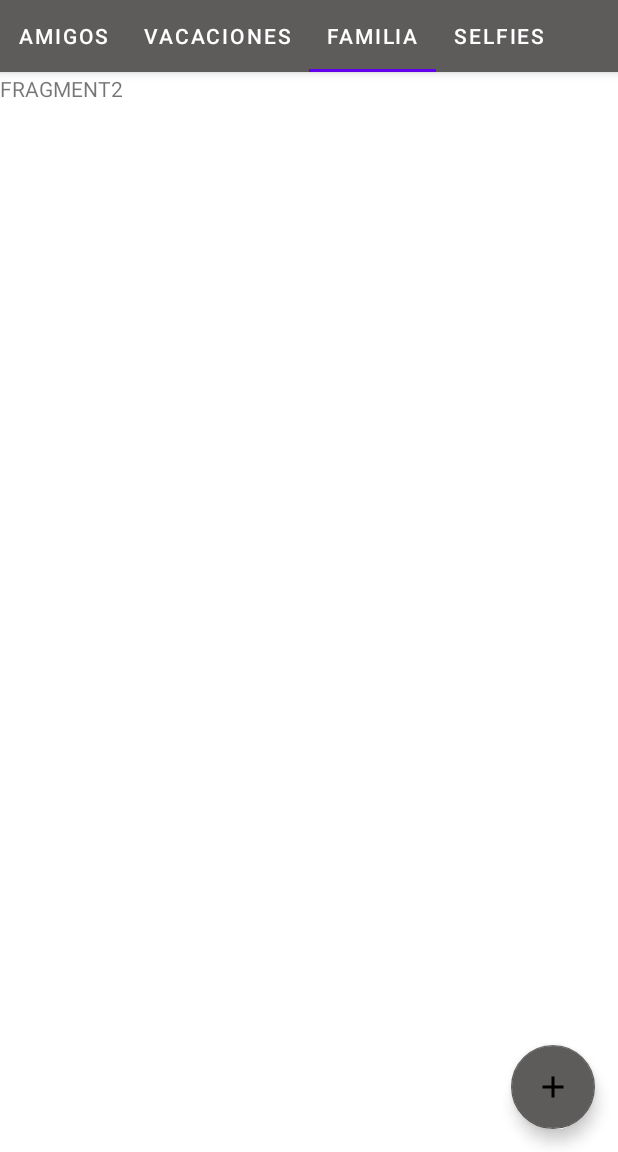
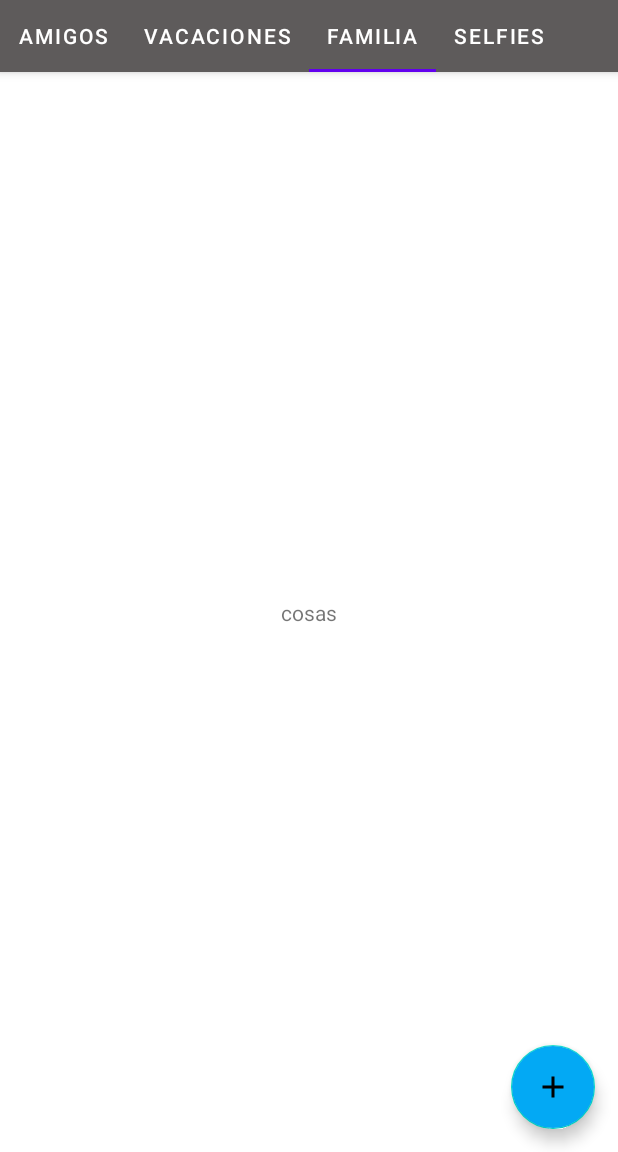
Before and after one commit to joseolivagarcia/PhotoGalleryPro, an Android app: the fragment Fragment1 placed in its activity, tab 3 chosen, on a phone screen of 412 x 824 dp, the part 84-1236 px from its top. Run offline under Robolectric (Android 15) with nearby library versions, the phone set to English and light mode, and no system bars; our stand-ins replace Room's generated code.

Commit message:
Añadida funcionalidad para guardar imagenes en la bbdd, pruebas con textos

```diff
--- /dev/null
+++ b/app/src/main/java/joseoliva/com/photogallerypro/adapter/PagViewHolder.kt
@@ -0,0 +1,17 @@
+package joseoliva.com.photogallerypro.adapter
+
+import android.view.View
+import android.widget.TextView
+import androidx.recyclerview.widget.RecyclerView
+import joseoliva.com.photogallerypro.R
+import joseoliva.com.photogallerypro.bbdd.Imagenes
+
+class PagViewHolder(view: View): RecyclerView.ViewHolder(view) {
+
+    val textoPrueba = view.findViewById<TextView>(R.id.tvtextopruebas)
+
+    fun render(paginaImagen: Imagenes){
+        textoPrueba.setText(paginaImagen.uri)
+    }
+
+}
--- /dev/null
+++ b/app/src/main/java/joseoliva/com/photogallerypro/adapter/ViewPagerAdapter.kt
@@ -0,0 +1,26 @@
+package joseoliva.com.photogallerypro.adapter
+
+import android.view.LayoutInflater
+import android.view.ViewGroup
+import androidx.recyclerview.widget.RecyclerView
+import joseoliva.com.photogallerypro.R
+import joseoliva.com.photogallerypro.bbdd.Imagenes
+
+class ViewPagerAdapter(val lista: List<Imagenes>): RecyclerView.Adapter<PagViewHolder>() {
+
+    override fun onCreateViewHolder(parent: ViewGroup, viewType: Int): PagViewHolder {
+        val layoutInflater = LayoutInflater.from(parent.context)
+        return PagViewHolder(layoutInflater.inflate(R.layout.item_imagen,parent,false))
+    }
+
+    override fun onBindViewHolder(holder: PagViewHolder, position: Int) {
+
+        val item = lista[position]
+        holder.render(item)
+
+    }
+
+    override fun getItemCount(): Int {
+        return lista.size
+    }
+}
--- /dev/null
+++ b/app/src/main/java/joseoliva/com/photogallerypro/bbdd/Imagenes.kt
@@ -0,0 +1,13 @@
+package joseoliva.com.photogallerypro.bbdd
+
+import androidx.room.ColumnInfo
+import androidx.room.Entity
+import androidx.room.PrimaryKey
+
+@Entity(tableName = "imagenes_table")
+data class Imagenes(
+    @PrimaryKey(autoGenerate = true)
+    val id: Int,
+    @ColumnInfo(name = "uri")
+    val uri: String
+)
--- a/app/src/main/java/joseoliva/com/photogallerypro/bbdd/TabsDao.kt
+++ b/app/src/main/java/joseoliva/com/photogallerypro/bbdd/TabsDao.kt
@@ -10,6 +10,7 @@ import com.google.android.material.tabs.TabLayout
 @Dao
 interface TabsDao {
 
+    //para la tabla Tabs
     @Query("Select * From tabs_table")
     fun getAllTabs(): LiveData<Tabs>
 
@@ -18,4 +19,14 @@ interface TabsDao {
 
     @Query("Delete From tabs_table")
     suspend fun deleteTabs()
+
+    //para la tabla Imagenes
+    @Query("Select * From imagenes_table")
+    fun getAllImagenes(): LiveData<List<Imagenes>>
+
+    @Insert
+    suspend fun insertImagen(imagen: Imagenes)
+
+    @Query("Delete From imagenes_table")
+    suspend fun deleteImagenes()
 }
--- a/app/src/main/java/joseoliva/com/photogallerypro/bbdd/TabsDataBase.kt
+++ b/app/src/main/java/joseoliva/com/photogallerypro/bbdd/TabsDataBase.kt
@@ -6,7 +6,7 @@ import androidx.room.Room
 import androidx.room.RoomDatabase
 
 @Database(
-    entities = arrayOf(Tabs::class),
+    entities = arrayOf(Tabs::class, Imagenes::class),
     version = 2)
 
 abstract class TabsDataBase: RoomDatabase() {
--- a/app/src/main/java/joseoliva/com/photogallerypro/fragments/Fragment0.kt
+++ b/app/src/main/java/joseoliva/com/photogallerypro/fragments/Fragment0.kt
@@ -1,18 +1,20 @@
 package joseoliva.com.photogallerypro.fragments
 
 import android.app.Application
-import android.content.Context
 import android.os.Bundle
 import android.view.LayoutInflater
 import android.view.View
 import android.view.ViewGroup
-import android.widget.Button
 import android.widget.Toast
-import androidx.appcompat.app.AppCompatActivity
 import androidx.fragment.app.Fragment
+import androidx.lifecycle.LiveData
 import androidx.lifecycle.ViewModelProvider
-import androidx.viewpager.widget.ViewPager
+import androidx.viewpager2.widget.ViewPager2
+import com.google.android.material.floatingactionbutton.FloatingActionButton
+import joseoliva.com.photogallerypro.MainActivity
 import joseoliva.com.photogallerypro.R
+import joseoliva.com.photogallerypro.adapter.ViewPagerAdapter
+import joseoliva.com.photogallerypro.bbdd.Imagenes
 import joseoliva.com.photogallerypro.bbdd.Tabs
 import joseoliva.com.photogallerypro.viewmodel.tabsViewModel
 
@@ -21,8 +23,9 @@ class Fragment0 : Fragment() {
 
     var mView: View? = null
     lateinit var viewModel: tabsViewModel
-    var tabsLista: Tabs? = null
 
+    lateinit var listaImagenes: LiveData<List<Imagenes>>
+    lateinit var fab: FloatingActionButton
 
     override fun onCreateView(
         inflater: LayoutInflater, container: ViewGroup?,
@@ -31,16 +34,36 @@ class Fragment0 : Fragment() {
         // Inflate the layout for this fragment
         mView = inflater!!.inflate(R.layout.fragment_0, container, false)
 
+        fab = mView!!.findViewById(R.id.fab)
         //inicio el viewmodel
         viewModel = ViewModelProvider(
             this,
             ViewModelProvider.AndroidViewModelFactory.getInstance(activity?.applicationContext as Application)
         ).get(tabsViewModel::class.java)
 
+        //añado manualmente para la prueba
+        viewModel.deleteImagenes()
+        listaImagenes = viewModel.imagen
+
         //hago lo que tenga que hacer a continuacion
+        //observo la lista de imagenes para añadirlas cuando sea necesario
+        viewModel.imagen.observe(viewLifecycleOwner) {
+            initRecyclerView(it)
+        }
 
+        fab.setOnClickListener {
+            viewModel.addImagen(Imagenes(0,"jose"))
+            Toast.makeText(context,"Pulsado",Toast.LENGTH_SHORT).show()
+        }
 
         return mView
     }
 
+    private fun initRecyclerView(lista: List<Imagenes>) {
+        val viewpager = mView?.findViewById<ViewPager2>(R.id.viewPager)
+        if (viewpager != null) {
+            viewpager.adapter = ViewPagerAdapter(lista)
+        }
+    }
+
 }
--- a/app/src/main/java/joseoliva/com/photogallerypro/fragments/Fragment1.kt
+++ b/app/src/main/java/joseoliva/com/photogallerypro/fragments/Fragment1.kt
@@ -1,23 +1,70 @@
 package joseoliva.com.photogallerypro.fragments
 
+import android.app.Application
 import android.os.Bundle
 import androidx.fragment.app.Fragment
 import android.view.LayoutInflater
 import android.view.View
 import android.view.ViewGroup
+import android.widget.Toast
+import androidx.lifecycle.LiveData
+import androidx.lifecycle.ViewModelProvider
+import androidx.viewpager2.widget.ViewPager2
+import com.google.android.material.floatingactionbutton.FloatingActionButton
 import joseoliva.com.photogallerypro.R
+import joseoliva.com.photogallerypro.adapter.ViewPagerAdapter
+import joseoliva.com.photogallerypro.bbdd.Imagenes
+import joseoliva.com.photogallerypro.viewmodel.tabsViewModel
 
 
 class Fragment1 : Fragment() {
 
+    var mView: View? = null
+    lateinit var viewModel: tabsViewModel
+
+    lateinit var listaImagenes: LiveData<List<Imagenes>>
+    lateinit var fab: FloatingActionButton
 
     override fun onCreateView(
         inflater: LayoutInflater, container: ViewGroup?,
         savedInstanceState: Bundle?
     ): View? {
         // Inflate the layout for this fragment
-        return inflater.inflate(R.layout.fragment_1, container, false)
+        mView = inflater!!.inflate(R.layout.fragment_0, container, false)
+
+        fab = mView!!.findViewById(R.id.fab)
+        //inicio el viewmodel
+        viewModel = ViewModelProvider(
+            this,
+            ViewModelProvider.AndroidViewModelFactory.getInstance(activity?.applicationContext as Application)
+        ).get(tabsViewModel::class.java)
+
+        //añado manualmente para la prueba
+        viewModel.deleteImagenes()
+        viewModel.addImagen(Imagenes(0,"perros"))
+        viewModel.addImagen(Imagenes(0,"gatos"))
+        viewModel.addImagen(Imagenes(0,"pajaros"))
+        viewModel.addImagen(Imagenes(0,"jirafas"))
+        listaImagenes = viewModel.imagen
+
+        //hago lo que tenga que hacer a continuacion
+        //observo la lista de imagenes para añadirlas cuando sea necesario
+        viewModel.imagen.observe(viewLifecycleOwner) {
+            initRecyclerView(it)
+        }
+
+        fab.setOnClickListener {
+            Toast.makeText(context,"Pulsado", Toast.LENGTH_SHORT).show()
+        }
+
+        return mView
     }
 
+    private fun initRecyclerView(lista: List<Imagenes>) {
+        val viewpager = mView?.findViewById<ViewPager2>(R.id.viewPager)
+        if (viewpager != null) {
+            viewpager.adapter = ViewPagerAdapter(lista)
+        }
+    }
 
 }
--- a/app/src/main/java/joseoliva/com/photogallerypro/fragments/Fragment2.kt
+++ b/app/src/main/java/joseoliva/com/photogallerypro/fragments/Fragment2.kt
@@ -1,22 +1,69 @@
 package joseoliva.com.photogallerypro.fragments
 
+import android.app.Application
 import android.os.Bundle
 import androidx.fragment.app.Fragment
 import android.view.LayoutInflater
 import android.view.View
 import android.view.ViewGroup
+import android.widget.Toast
+import androidx.lifecycle.LiveData
+import androidx.lifecycle.ViewModelProvider
+import androidx.viewpager2.widget.ViewPager2
+import com.google.android.material.floatingactionbutton.FloatingActionButton
 import joseoliva.com.photogallerypro.R
+import joseoliva.com.photogallerypro.adapter.ViewPagerAdapter
+import joseoliva.com.photogallerypro.bbdd.Imagenes
+import joseoliva.com.photogallerypro.viewmodel.tabsViewModel
 
 
 class Fragment2 : Fragment() {
+
+    var mView: View? = null
+    lateinit var viewModel: tabsViewModel
+
+    lateinit var listaImagenes: LiveData<List<Imagenes>>
+    lateinit var fab: FloatingActionButton
 
     override fun onCreateView(
         inflater: LayoutInflater, container: ViewGroup?,
         savedInstanceState: Bundle?
     ): View? {
         // Inflate the layout for this fragment
-        return inflater.inflate(R.layout.fragment_2, container, false)
+        mView = inflater!!.inflate(R.layout.fragment_0, container, false)
+
+        fab = mView!!.findViewById(R.id.fab)
+        //inicio el viewmodel
+        viewModel = ViewModelProvider(
+            this,
+            ViewModelProvider.AndroidViewModelFactory.getInstance(activity?.applicationContext as Application)
+        ).get(tabsViewModel::class.java)
+
+        //añado manualmente para la prueba
+        viewModel.deleteImagenes()
+        viewModel.addImagen(Imagenes(0,"cosas"))
+        viewModel.addImagen(Imagenes(0,"fotos"))
+        viewModel.addImagen(Imagenes(0,"bolis"))
+        viewModel.addImagen(Imagenes(0,"papel"))
+        listaImagenes = viewModel.imagen
+
+        //hago lo que tenga que hacer a continuacion
+        //observo la lista de imagenes para añadirlas cuando sea necesario
+        viewModel.imagen.observe(viewLifecycleOwner) {
+            initRecyclerView(it)
+        }
+
+        fab.setOnClickListener {
+            Toast.makeText(context,"Pulsado", Toast.LENGTH_SHORT).show()
+        }
+
+        return mView
     }
 
-
+    private fun initRecyclerView(lista: List<Imagenes>) {
+        val viewpager = mView?.findViewById<ViewPager2>(R.id.viewPager)
+        if (viewpager != null) {
+            viewpager.adapter = ViewPagerAdapter(lista)
+        }
+    }
 }
--- a/app/src/main/java/joseoliva/com/photogallerypro/repository/TabsRepository.kt
+++ b/app/src/main/java/joseoliva/com/photogallerypro/repository/TabsRepository.kt
@@ -1,12 +1,15 @@
 package joseoliva.com.photogallerypro.repository
 
+import android.media.Image
 import androidx.lifecycle.LiveData
+import joseoliva.com.photogallerypro.bbdd.Imagenes
 import joseoliva.com.photogallerypro.bbdd.Tabs
 import joseoliva.com.photogallerypro.bbdd.TabsDao
 
 class TabsRepository(private val tabsDao: TabsDao) {
 
     val tabs: LiveData<Tabs> = tabsDao.getAllTabs()
+    val imagenes: LiveData<List<Imagenes>> = tabsDao.getAllImagenes()
 
     suspend fun insertTabs(tab: Tabs){
         tabsDao.insertTabs(tab)
@@ -15,4 +18,12 @@ class TabsRepository(private val tabsDao: TabsDao) {
     suspend fun deleteTabs(){
         tabsDao.deleteTabs()
     }
+
+    suspend fun insertImagenes(imagen: Imagenes){
+        tabsDao.insertImagen(imagen)
+    }
+
+    suspend fun deleteImagenes(){
+        tabsDao.deleteImagenes()
+    }
 }
--- a/app/src/main/java/joseoliva/com/photogallerypro/viewmodel/tabsViewModel.kt
+++ b/app/src/main/java/joseoliva/com/photogallerypro/viewmodel/tabsViewModel.kt
@@ -4,6 +4,7 @@ import android.app.Application
 import androidx.lifecycle.AndroidViewModel
 import androidx.lifecycle.LiveData
 import androidx.lifecycle.viewModelScope
+import joseoliva.com.photogallerypro.bbdd.Imagenes
 import joseoliva.com.photogallerypro.bbdd.Tabs
 import joseoliva.com.photogallerypro.bbdd.TabsDataBase
 import joseoliva.com.photogallerypro.repository.TabsRepository
@@ -14,11 +15,13 @@ class tabsViewModel(application: Application): AndroidViewModel(application) {
 
     val repository: TabsRepository
     var tab: LiveData<Tabs>
+    var imagen: LiveData<List<Imagenes>>
 
     init {
         val dao = TabsDataBase.getDataBase(application).getTabsDao()
         repository = TabsRepository(dao)
         tab = repository.tabs
+        imagen = repository.imagenes
     }
 
     fun addTabs(tab: Tabs) = viewModelScope.launch(Dispatchers.IO){
@@ -28,4 +31,12 @@ class tabsViewModel(application: Application): AndroidViewModel(application) {
     fun deleteTabs() = viewModelScope.launch(Dispatchers.IO) {
         repository.deleteTabs()
     }
+
+    fun addImagen(imagen: Imagenes) = viewModelScope.launch(Dispatchers.IO) {
+        repository.insertImagenes(imagen)
+    }
+
+    fun deleteImagenes() = viewModelScope.launch(Dispatchers.IO) {
+        repository.deleteImagenes()
+    }
 }
--- a/app/src/main/res/layout/activity_main.xml
+++ b/app/src/main/res/layout/activity_main.xml
@@ -37,16 +37,6 @@
         android:layout_width="match_parent"
         android:layout_height="match_parent"
         android:layout_marginTop="105dp">
-
     </FrameLayout>
-    <com.google.android.material.floatingactionbutton.FloatingActionButton
-        android:id="@+id/fab"
-        android:layout_width="wrap_content"
-        android:layout_height="wrap_content"
-        android:layout_alignBottom="@id/container"
-        android:layout_alignEnd="@id/container"
-        android:layout_margin="15dp"
-        android:src="@drawable/ic_add"
-        app:backgroundTint="@color/grey"/>
 
 </RelativeLayout>
--- a/app/src/main/res/layout/fragment_0.xml
+++ b/app/src/main/res/layout/fragment_0.xml
@@ -1,14 +1,23 @@
 <?xml version="1.0" encoding="utf-8"?>
 <FrameLayout xmlns:android="http://schemas.android.com/apk/res/android"
     xmlns:tools="http://schemas.android.com/tools"
+    android:id="@+id/layout"
     android:layout_width="match_parent"
     android:layout_height="match_parent"
     tools:context=".fragments.Fragment0">
 
-    <!-- TODO: Update blank fragment layout -->
-    <TextView
+    <androidx.viewpager2.widget.ViewPager2
+        android:id="@+id/viewPager"
         android:layout_width="match_parent"
-        android:layout_height="match_parent"
-        android:text="FRAGMENT0" />
+        android:layout_height="match_parent">
+    </androidx.viewpager2.widget.ViewPager2>
+    <com.google.android.material.floatingactionbutton.FloatingActionButton
+        android:id="@+id/fab"
+        android:layout_width="wrap_content"
+        android:layout_height="wrap_content"
+        android:layout_margin="15dp"
+        android:src="@drawable/ic_add"
+        android:backgroundTint="@color/blue"
+        android:layout_gravity="bottom|right"/>
 
 </FrameLayout>
--- /dev/null
+++ b/app/src/main/res/layout/item_imagen.xml
@@ -0,0 +1,13 @@
+<?xml version="1.0" encoding="utf-8"?>
+<androidx.constraintlayout.widget.ConstraintLayout xmlns:android="http://schemas.android.com/apk/res/android"
+    android:layout_width="match_parent"
+    android:layout_height="match_parent">
+
+    <TextView
+        android:id="@+id/tvtextopruebas"
+        android:layout_width="match_parent"
+        android:layout_height="match_parent"
+        android:hint="Texto Ejemplo"
+        android:gravity="center_vertical|center_horizontal"/>
+
+</androidx.constraintlayout.widget.ConstraintLayout>
```
Also changed, not shown: app/src/main/java/joseoliva/com/photogallerypro/MainActivity.kt (+1 -8 lines), app/src/main/java/joseoliva/com/photogallerypro/fragments/Fragment3.kt (+47 -1 lines), app/src/main/res/layout/fragment_1.xml (+12 -5 lines), app/src/main/res/layout/fragment_2.xml (+12 -4 lines), app/src/main/res/layout/fragment_3.xml (+12 -4 lines).
